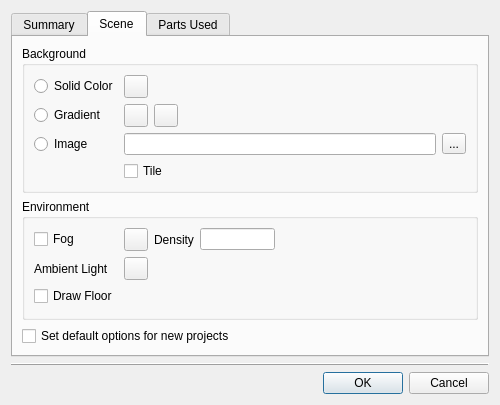
Old version of the form qt/lc_qpropertiesdialog.ui in the repository ldraw-linux/leocad.
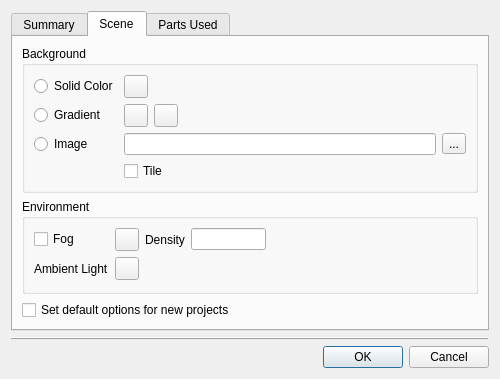
New version of the form. The open tabs and pages were chosen to show the change.

What changed in the file:
```diff
--- a/qt/lc_qpropertiesdialog.ui
+++ b/qt/lc_qpropertiesdialog.ui
@@ -7,7 +7,7 @@
     <x>0</x>
     <y>0</y>
     <width>500</width>
-    <height>389</height>
+    <height>362</height>
    </rect>
   </property>
   <property name="windowTitle">
@@ -256,13 +256,6 @@
             </item>
            </layout>
           </item>
-          <item row="2" column="0">
-           <widget class="QCheckBox" name="floorCheckBox">
-            <property name="text">
-             <string>Draw Floor</string>
-            </property>
-           </widget>
-          </item>
          </layout>
          <zorder>floorCheckBox</zorder>
          <zorder>label_20</zorder>
```
Left out of the diff: 11 changed lines with no effect on the pictures.
